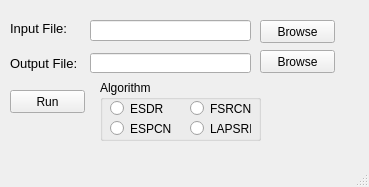
Qt form app/mainwindow.ui (A2va/Vidup) before a commit.
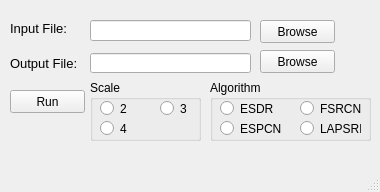
The same form after that commit.

Commit message: ui: Add scale selection

```diff
--- a/app/mainwindow.ui
+++ b/app/mainwindow.ui
@@ -6,8 +6,8 @@
    <rect>
     <x>0</x>
     <y>0</y>
-    <width>369</width>
-    <height>187</height>
+    <width>380</width>
+    <height>192</height>
    </rect>
   </property>
   <property name="windowTitle">
@@ -118,7 +118,7 @@
    <widget class="QGroupBox" name="groupBox">
     <property name="geometry">
      <rect>
-      <x>100</x>
+      <x>210</x>
       <y>80</y>
       <width>161</width>
       <height>61</height>
@@ -188,7 +188,68 @@
       <string>LAPSRN</string>
      </property>
      <attribute name="buttonGroup">
-      <string notr="true">buttonGroup</string>
+      <string notr="true">algoGroup</string>
+     </attribute>
+    </widget>
+   </widget>
+   <widget class="QGroupBox" name="groupBox_2">
+    <property name="geometry">
+     <rect>
+      <x>90</x>
+      <y>80</y>
+      <width>111</width>
+      <height>61</height>
+     </rect>
+    </property>
+    <property name="title">
+     <string>Scale</string>
+    </property>
+    <widget class="QRadioButton" name="radioButton_5">
+     <property name="geometry">
+      <rect>
+       <x>10</x>
+       <y>20</y>
+       <width>31</width>
+       <height>17</height>
+      </rect>
+     </property>
+     <property name="text">
+      <string>2</string>
+     </property>
+     <attribute name="buttonGroup">
+      <string notr="true">scaleGroup</string>
+     </attribute>
+    </widget>
+    <widget class="QRadioButton" name="radioButton_6">
+     <property name="geometry">
+      <rect>
+       <x>70</x>
+       <y>20</y>
+       <width>31</width>
+       <height>17</height>
+      </rect>
+     </property>
+     <property name="text">
+      <string>3</string>
+     </property>
+     <attribute name="buttonGroup">
+      <string notr="true">scaleGroup</string>
+     </attribute>
+    </widget>
+    <widget class="QRadioButton" name="radioButton_7">
+     <property name="geometry">
+      <rect>
+       <x>10</x>
+       <y>40</y>
+       <width>31</width>
+       <height>17</height>
+      </rect>
+     </property>
+     <property name="text">
+      <string>4</string>
+     </property>
+     <attribute name="buttonGroup">
+      <string notr="true">scaleGroup</string>
      </attribute>
     </widget>
    </widget>
```
Left out of the diff: 11 changed lines with no effect on the pictures.
